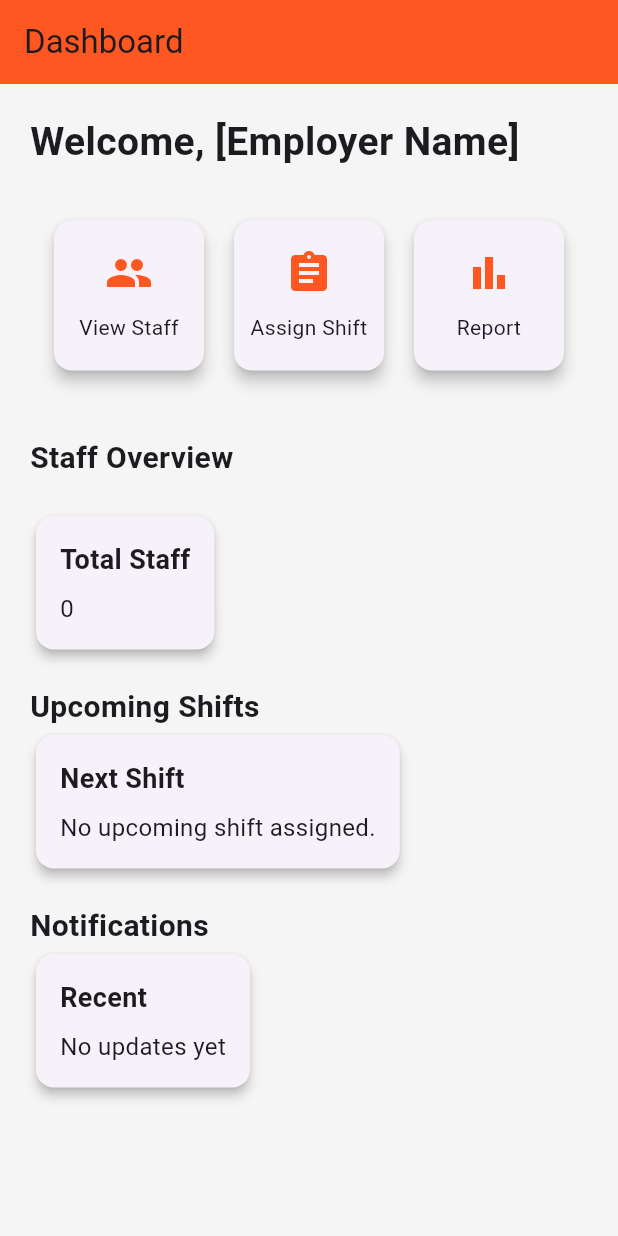
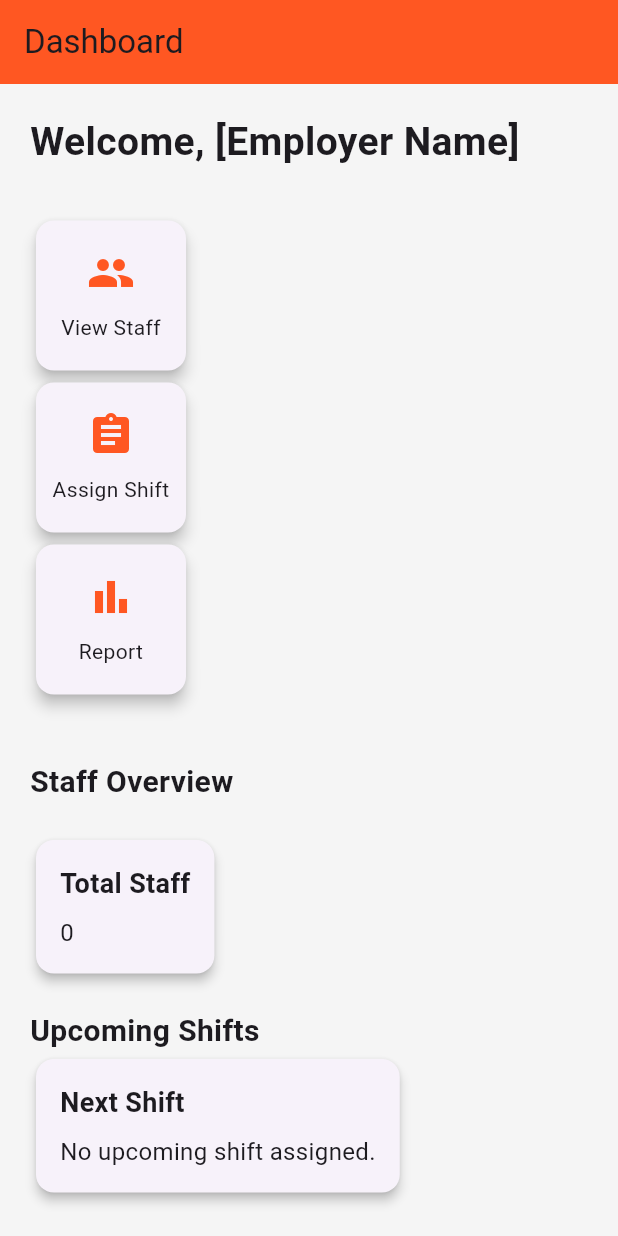
Before and after one commit to MuhammadYaseen11/secureforce_manager, a Flutter app: the screen it shows after launch, on a phone screen of 412 x 824 dp. Run offline on Flutter 3.47's test engine with Material 3 defaults, Android fonts, the light colour scheme and no system bars.

Commit message:
home_page responsiveness added

```diff
--- a/lib/screens/home_page.dart
+++ b/lib/screens/home_page.dart
@@ -74,7 +74,11 @@ class _MyHomePageState extends State<MyHomePage> {
       ),
       body: SingleChildScrollView(
         padding: const EdgeInsets.all(20),
-        child: Column(
+        child: LayoutBuilder(
+          builder: (context, constraints) {
+            final isLargeScreen =
+                constraints.maxWidth > 600; // Tablets & larger screens
+            return Column(
               crossAxisAlignment: CrossAxisAlignment.start,
               children: [
                 const Text(
@@ -82,8 +86,28 @@ class _MyHomePageState extends State<MyHomePage> {
                   style: TextStyle(fontSize: 26, fontWeight: FontWeight.bold),
                 ),
                 const SizedBox(height: 30),
-            Row(
+                isLargeScreen
+                    ? Row(
                       mainAxisAlignment: MainAxisAlignment.spaceEvenly,
+                      children: [
+                        _buildActionCard(
+                          icon: Icons.people,
+                          label: 'View Staff',
+                          onTap: _navigateToStaffScreen,
+                        ),
+                        _buildActionCard(
+                          icon: Icons.assignment,
+                          label: 'Assign Shift',
+                          onTap: _navigateToAssignShiftScreen,
+                        ),
+                        _buildActionCard(
+                          icon: Icons.bar_chart,
+                          label: 'Report',
+                          onTap: _navigateToReportScreen,
+                        ),
+                      ],
+                    )
+                    : Column(
                       children: [
                         _buildActionCard(
                           icon: Icons.people,
@@ -113,6 +137,8 @@ class _MyHomePageState extends State<MyHomePage> {
                 const _SectionHeader(title: 'Notifications'),
                 _buildInfoCard('Recent', recentNotification),
               ],
+            );
+          },
         ),
       ),
     );
--- a/lib/screens/staff_list_screen.dart
+++ b/lib/screens/staff_list_screen.dart
@@ -92,6 +92,7 @@ class _StaffListScreenState extends State<StaffListScreen> {
   Widget build(BuildContext context) {
     return Scaffold(
       appBar: AppBar(
+        actionsPadding: const EdgeInsets.only(right: 20),
         title: const Text('Staff List'),
         backgroundColor: Colors.deepOrange,
         actions: [
```
Lines whose indentation alone changed are shown as unchanged.
